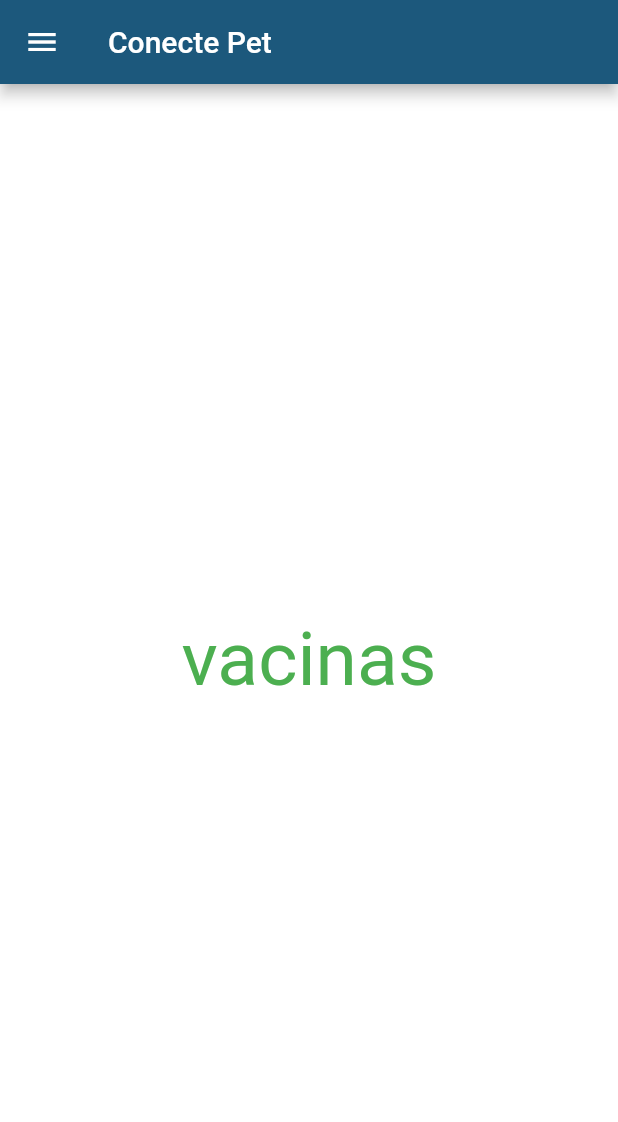
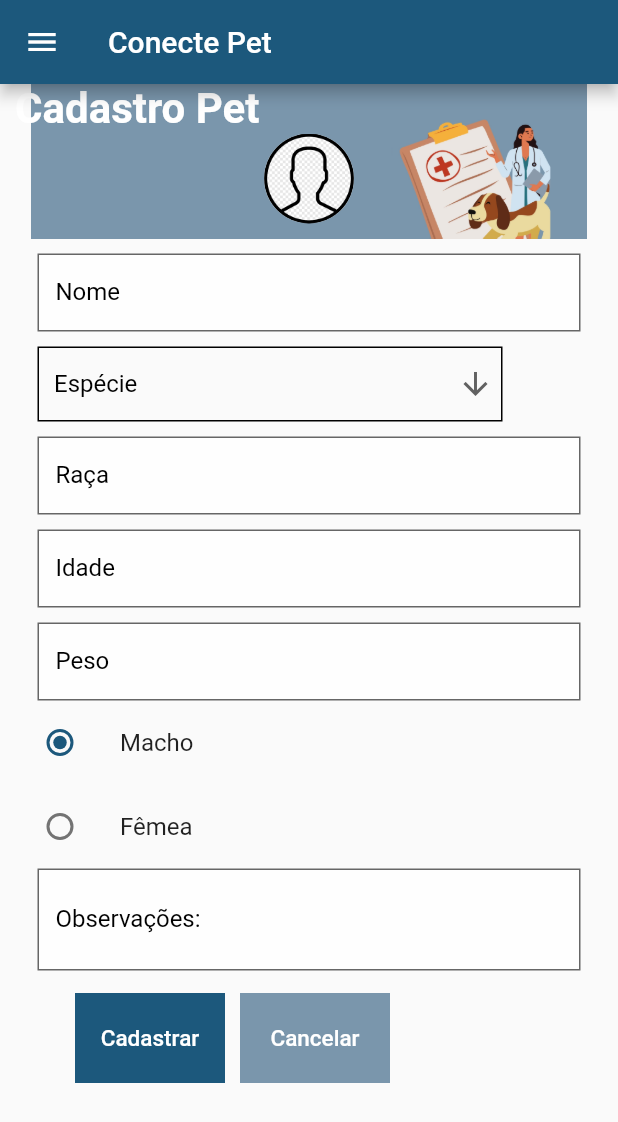
Before and after one commit to Mariana-Helena/C317-Conecte-Pet-App, a Flutter app: the PetsPage screen opened directly, after a tap on "Cadastrar novo pet", on a phone screen of 412 x 824 dp. Shown: the top 1122 px of the screen. Run offline on Flutter 3.47's test engine with Material 2 defaults, Android fonts, the phone set to English and light mode, and no system bars.

Commit message:
doing cadastroPet and formating code

```diff
--- a/lib/cadastroPet.dart
+++ b/lib/cadastroPet.dart
@@ -0,0 +1,298 @@
+import 'package:flutter/material.dart';
+import 'menu.dart';
+import 'pets.dart'; //para testar
+
+class CadastroPet extends StatelessWidget {
+  @override
+  Widget build(BuildContext context) {
+    return MeuAppScaffold(body: CadastroPetPage());
+  }
+}
+
+class CadastroPetPage extends StatefulWidget {
+  @override
+  State<StatefulWidget> createState() {
+    return CadastroPetPageState();
+  }
+}
+
+class CadastroPetPageState extends State<CadastroPetPage> {
+  int option = 1;
+  String selectedPet;
+  DateTime selectedDate;
+  @override
+  Widget build(BuildContext context) {
+    return Scaffold(
+      body: SingleChildScrollView(
+        child: Container(
+          child: Column(
+            children: <Widget>[
+              Container(
+                decoration: BoxDecoration(
+                  image: DecorationImage(
+                    image: AssetImage("images/banner_cadastro.png"),
+                    fit: BoxFit.fitHeight,
+                  ),
+                ),
+                child: Column(
+                  children: [
+                    Row(
+                        children:[
+                          SizedBox(
+                            width: 10,
+                          ),
+                          Text('Cadastro Pet',
+                              style: TextStyle(
+                                  color: Colors.white,
+                                  fontSize: 28,
+                                  fontWeight: FontWeight.bold)),
+
+                        ]),
+                    Container(
+                      width: 60,
+                      height: 60,
+                      alignment: Alignment.topLeft,
+                      decoration: BoxDecoration(
+                        shape: BoxShape.circle,
+                        image: DecorationImage(
+                          image: AssetImage("images/iconePerfil.png"),
+                          fit: BoxFit.fitHeight,
+                        ),
+                      ),
+                    ),
+                    SizedBox(
+                      height: 10,
+                    ),
+                  ],
+                ),
+              ),
+              Padding(
+                //padding: const EdgeInsets.only(left:15.0,right: 15.0,top:0,bottom: 0),
+                padding: const EdgeInsets.only(
+                    left: 25, right: 25, top: 10, bottom: 0),
+                child: TextField(
+                  style: TextStyle(
+                    height: 0.75,
+                  ),
+                  decoration: InputDecoration(
+                      border: OutlineInputBorder(
+                        borderRadius: BorderRadius.circular(0),
+                      ),
+                      fillColor: Color.fromRGBO(255, 255, 255, 0.85),
+                      filled: true,
+                      labelText: 'Nome',
+                      labelStyle: TextStyle(
+                        color: Colors.black,
+                      )),
+                ),
+              ),
+              SizedBox(
+                height: 10,
+              ),
+              Row(children: [
+                SizedBox(width: 25),
+                SizedBox(
+                  width: 310,
+                  child: Container(
+                    padding: const EdgeInsets.only(
+                        left: 10, right: 5, top: 0, bottom: 0),
+                    decoration: ShapeDecoration(
+                        shape: RoundedRectangleBorder(
+                            side: BorderSide(
+                                width: 1, style: BorderStyle.solid))),
+                    child: DropdownButton<String>(
+                      isExpanded: true,
+                      hint: Text('Espécie',
+                          textDirection: TextDirection.ltr,
+                          style: TextStyle(color: Colors.black, fontSize: 16)),
+                      value: selectedPet,
+                      icon: const Icon(Icons.arrow_downward),
+                      iconSize: 24,
+                      elevation: 16,
+                      style: const TextStyle(color: Colors.black),
+                      underline: SizedBox.shrink(),
+                      onChanged: (newValue) {
+                        setState(() {
+                          selectedPet = newValue;
+                        });
+                      },
+                      items: <String>['Cachorro', 'Gato']
+                          .map<DropdownMenuItem<String>>((String value) {
+                        return DropdownMenuItem<String>(
+                          value: value,
+                          child: Text(value),
+                        );
+                      }).toList(),
+                    ),
+                  ),
+                ),
+              ]),
+              Padding(
+                //padding: const EdgeInsets.only(left:15.0,right: 15.0,top:0,bottom: 0),
+                padding: const EdgeInsets.only(
+                    left: 25, right: 25, top: 10, bottom: 0),
+                child: TextField(
+                  style: TextStyle(
+                    height: 0.75,
+                  ),
+                  decoration: InputDecoration(
+                      border: OutlineInputBorder(
+                        borderRadius: BorderRadius.circular(0),
+                      ),
+                      fillColor: Color.fromRGBO(255, 255, 255, 0.85),
+                      filled: true,
+                      labelText: 'Raça',
+                      labelStyle: TextStyle(
+                        color: Colors.black,
+                      )),
+                ),
+              ),
+              Padding(
+                //padding: const EdgeInsets.only(left:15.0,right: 15.0,top:0,bottom: 0),
+                padding: const EdgeInsets.only(
+                    left: 25, right: 25, top: 10, bottom: 0),
+                child: TextField(
+                  style: TextStyle(
+                    height: 0.75,
+                  ),
+                  decoration: InputDecoration(
+                      border: OutlineInputBorder(
+                        borderRadius: BorderRadius.circular(0),
+                      ),
+                      fillColor: Color.fromRGBO(255, 255, 255, 0.85),
+                      filled: true,
+                      labelText: 'Idade',
+                      labelStyle: TextStyle(
+                        color: Colors.black,
+                      )),
+                ),
+              ),
+              Padding(
+                //padding: const EdgeInsets.only(left:15.0,right: 15.0,top:0,bottom: 0),
+                padding: const EdgeInsets.only(
+                    left: 25, right: 25, top: 10, bottom: 0),
+                child: TextField(
+                  style: TextStyle(
+                    height: 0.75,
+                  ),
+                  decoration: InputDecoration(
+                      border: OutlineInputBorder(
+                        borderRadius: BorderRadius.circular(0),
+                      ),
+                      fillColor: Color.fromRGBO(255, 255, 255, 0.85),
+                      filled: true,
+                      labelText: 'Peso',
+                      labelStyle: TextStyle(
+                        color: Colors.black,
+                      )),
+                ),
+              ),
+              Column(
+                children: <Widget>[
+                  ListTile(
+                    title: const Text('Macho'),
+                    leading: Radio(
+                      activeColor: Color.fromRGBO(28, 88, 124, 1),
+                      groupValue: option,
+                      value: 1,
+                      onChanged: (value) {
+                        setState(() {
+                          option = 1;
+                        });
+                      },
+                    ),
+                  ),
+                  ListTile(
+                    title: const Text('Fêmea'),
+                    leading: Radio(
+                      activeColor: Color.fromRGBO(28, 88, 124, 1),
+                      groupValue: option,
+                      value: 2,
+                      onChanged: (value) {
+                        setState(() {
+                          option = 2;
+                        });
+                      },
+                    ),
+                  ),
+                ],
+              ),
+              Padding(
+                //padding: const EdgeInsets.only(left:15.0,right: 15.0,top:0,bottom: 0),
+                padding: const EdgeInsets.only(
+                    left: 25, right: 25, top: 0, bottom: 0),
+                child: TextField(
+                  minLines: 1,
+                  maxLines: 6,
+                  keyboardType: TextInputType.multiline,
+                  style: TextStyle(
+                    height: 1.75,
+                  ),
+                  decoration: InputDecoration(
+                      border: OutlineInputBorder(
+                        borderRadius: BorderRadius.circular(0),
+                      ),
+                      fillColor: Color.fromRGBO(255, 255, 255, 0.85),
+                      filled: true,
+                      labelText: 'Observações:',
+                      labelStyle: TextStyle(
+                        color: Colors.black,
+                      )),
+                ),
+              ),
+              SizedBox(
+                height: 15,
+              ),
+              Row(children: [
+                SizedBox(
+                  width: 50,
+                ),
+                Container(
+                  height: 60,
+                  width: 100,
+                  decoration:
+                  BoxDecoration(color: Color.fromRGBO(28, 88, 124, 1)),
+                  child: FlatButton(
+                    disabledColor: Color.fromRGBO(238, 238, 238, 1),
+                    onPressed: () {
+                      Navigator.push(context,
+                          MaterialPageRoute(builder: (_) => Pets()));
+                    },
+                    child: Text(
+                      'Cadastrar',
+                      style: TextStyle(color: Colors.white, fontSize: 15),
+                    ),
+                  ),
+                ),
+                SizedBox(
+                  width: 10,
+                ),
+                Container(
+                  height: 60,
+                  width: 100,
+                  decoration:
+                  BoxDecoration(color: Color.fromRGBO(122, 150, 172, 1)),
+                  child: FlatButton(
+                    disabledColor: Color.fromRGBO(238, 238, 238, 1),
+                    onPressed: () {
+                      Navigator.push(context,
+                          MaterialPageRoute(builder: (_) => Pets()));
+                      //para testar
+                    },
+                    child: Text(
+                      'Cancelar',
+                      style: TextStyle(color: Colors.white, fontSize: 15),
+                    ),
+                  ),
+                ),
+              ]),
+              SizedBox(
+                height: 10,
+              ),
+            ],
+          ),
+        ),
+      ),
+    );
+  }
+}
--- a/lib/main.dart
+++ b/lib/main.dart
@@ -5,9 +5,8 @@ import 'vacinasRegistro.dart';
 import 'vacinas.dart';
 import 'consultas.dart';
 import 'agendamentoConsulta.dart';
-import 'consultas.dart';
 import 'cadastroUser.dart';
-
+import 'cadastroPet.dart';
 void main() {
   runApp(MyApp());
 }
@@ -24,6 +23,7 @@ class MyApp extends StatelessWidget {
         '/consultas': (context) => AgendamentoConsulta(),
         '/vacinas': (context) => VacinasRegistro(),
         '/usuario/cadastro': (context) => CadastroUser(),
+        '/pets/cadastro': (context) => CadastroPet(),
       },
     );
   }
--- a/lib/pets.dart
+++ b/lib/pets.dart
@@ -1,6 +1,6 @@
 import 'package:flutter/material.dart';
 import 'menu.dart';
-import 'vacinas.dart'; //para testar
+import 'cadastroPet.dart'; //para testar
 
 class Pets extends StatelessWidget {
   @override
@@ -136,7 +136,7 @@ class PetsPageState extends State<PetsPage> {
                                 Navigator.push(
                                     context,
                                     MaterialPageRoute(
-                                        builder: (_) => Vacinas()));
+                                        builder: (_) => CadastroPet()));
                                 //para testar
                               },
                         child: Text(
```
Also changed, not shown: lib/cadastroUser.dart (+110 -61 lines), images/banner_cadastro.png, images/banner_cadastroUser.png, images/iconePerfil.png (added).
